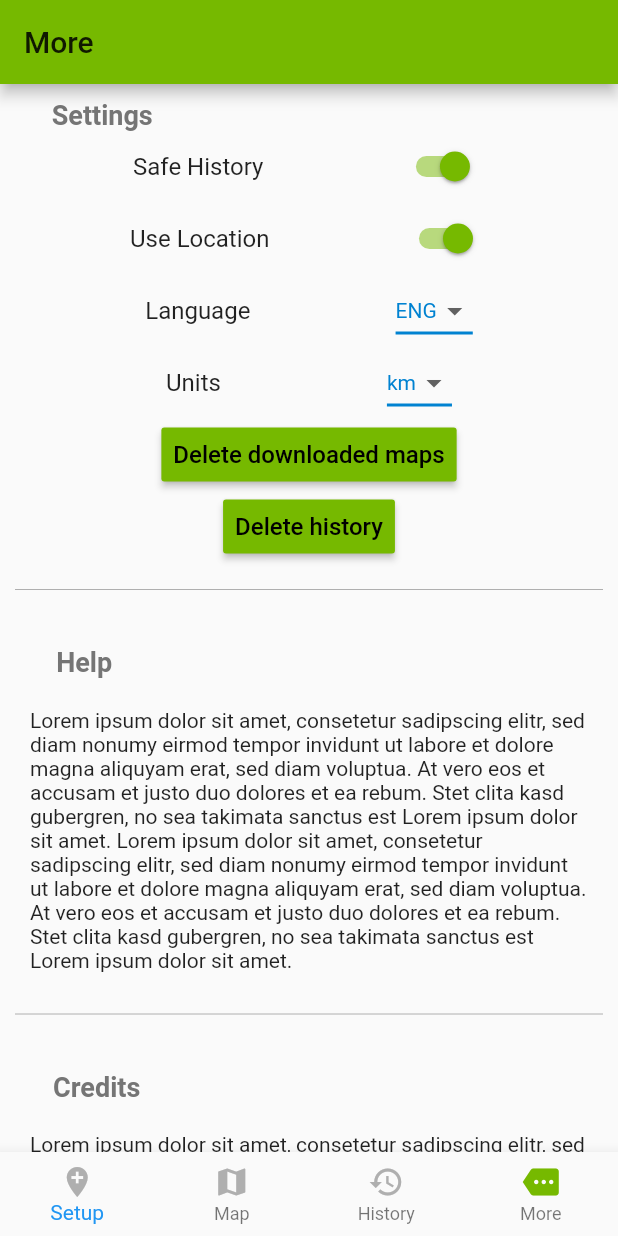
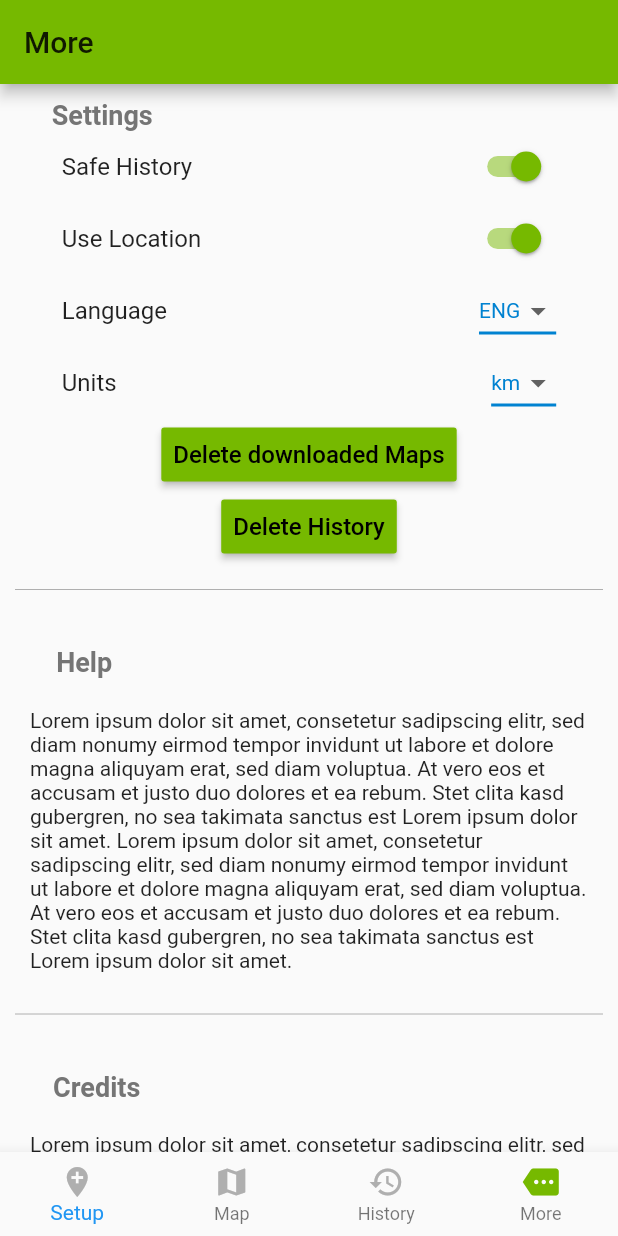
Before and after one commit to LB31/HikingForNerds, a Flutter app: the screen it shows after launch, item 4 of the bottom bar chosen, on a phone screen of 412 x 824 dp. Run offline on Flutter 3.47's test engine with Material 2 defaults, Android fonts, the phone set to English and light mode, and no system bars; our stand-ins replace charts_flutter, flushbar, location, outline_material_icons, shared_preferences; missing offline and left inert: esys_flutter_share, flutter_absolute_path, geocoder, geojson, geopoint, gpx and 3 more.

Commit message:
finish localization, start forcing bottom navigation to update on language change

```diff
--- a/lib/navigation/bottom_navigation.dart
+++ b/lib/navigation/bottom_navigation.dart
@@ -1,13 +1,18 @@
 import 'package:flutter/material.dart';
+import 'package:hiking4nerds/services/localization_service.dart';
 import 'package:hiking4nerds/styles.dart';
 
 enum AppSegment { setup, map, history, more }
 
-final Map<AppSegment, String> segmentNames = {
-  AppSegment.setup: 'Setup',
-  AppSegment.map: 'Map',
-  AppSegment.history: 'History',
-  AppSegment.more: 'More',
+Map<AppSegment, String> segmentNames = {
+  AppSegment.setup: LocalizationService()
+      .getLocalization(english: "Setup", german: "Einrichtung"),
+  AppSegment.map:
+      LocalizationService().getLocalization(english: "Map", german: "Karte"),
+  AppSegment.history: LocalizationService()
+      .getLocalization(english: "History", german: "Verlauf"),
+  AppSegment.more:
+      LocalizationService().getLocalization(english: "More", german: "Mehr"),
 };
 
 final Map<AppSegment, IconData> segmentIcons = {
@@ -17,11 +22,16 @@ final Map<AppSegment, IconData> segmentIcons = {
   AppSegment.more: Icons.more,
 };
 
-class BottomNavigation extends StatelessWidget {
+class BottomNavigation extends StatefulWidget {
   BottomNavigation({this.currentSegment, this.onSelectSegment});
   final AppSegment currentSegment;
   final ValueChanged<AppSegment> onSelectSegment;
 
+  @override
+  _BottomNavigation createState() => _BottomNavigation();
+}
+
+class _BottomNavigation extends State<BottomNavigation> {
   @override
   Widget build(BuildContext context) {
     return BottomNavigationBar(
@@ -32,7 +42,7 @@ class BottomNavigation extends StatelessWidget {
         _buildItem(selectedSegment: AppSegment.history),
         _buildItem(selectedSegment: AppSegment.more),
       ],
-      onTap: (index) => onSelectSegment(
+      onTap: (index) => widget.onSelectSegment(
         AppSegment.values[index],
       ),
     );
@@ -43,12 +53,12 @@ class BottomNavigation extends StatelessWidget {
     return BottomNavigationBarItem(
       icon: Icon(
         segmentIcons[selectedSegment],
-        color: currentSegment == selectedSegment ? htwGreen : htwGrey,
+        color: widget.currentSegment == selectedSegment ? htwGreen : htwGrey,
       ),
       title: Text(
         text,
         style: TextStyle(
-          color: currentSegment == selectedSegment ? htwGreen : htwGrey,
+          color: widget.currentSegment == selectedSegment ? htwGreen : htwGrey,
         ),
       ),
     );
--- a/lib/pages/more/more.dart
+++ b/lib/pages/more/more.dart
@@ -1,6 +1,7 @@
 import 'package:flutter/material.dart';
 import 'package:hiking4nerds/pages/more/settings.dart';
 import 'package:hiking4nerds/pages/setup/route_preferences.dart';
+import 'package:hiking4nerds/services/localization_service.dart';
 import 'package:hiking4nerds/styles.dart';
 
 import 'credits.dart';
@@ -24,11 +25,9 @@ class MorePage extends StatefulWidget {
 
 Container decorateContent(String title, Widget widget) {
   return Container(
-    decoration: BoxDecoration(
-    ),
     child: Column(
       children: <Widget>[
-        SizedBox(height: 10),
+        makeHorizontalSpace(),
         Align(
           alignment: Alignment(-0.8, 0),
           child: Text(title, style: TextStyle(fontSize: 18, color: Colors.grey[600], fontWeight: FontWeight.bold)),
@@ -54,17 +53,17 @@ class _MorePageState extends State<MorePage> {
   Widget build(BuildContext context) {
     return Scaffold(
       appBar: AppBar(
-        title: Text('More'),
+        title: Text(LocalizationService().getLocalization(english: "More", german: "Mehr")),
       ),
       body: Center(
         child: ListView(
           //padding: const EdgeInsets.all(12),
           children: <Widget>[
-          decorateContent("Settings", SettingsPage()),
+          decorateContent(LocalizationService().getLocalization(english: "Settings", german: "Einstellungen"), SettingsPage()),
           makeHorizontalSpace(),
-          decorateContent("Help", HelpPage()),
+          decorateContent(LocalizationService().getLocalization(english: "Help", german: "Hilfe"), HelpPage()),
           makeHorizontalSpace(),
-          decorateContent("Credits", CreditsPage()),
+          decorateContent(LocalizationService().getLocalization(english: "Credits", german: "Über"), CreditsPage()), // how would you translate credits?
           makeHorizontalSpace(),
         ]),
       ),
--- a/lib/pages/more/settings.dart
+++ b/lib/pages/more/settings.dart
@@ -1,6 +1,7 @@
 import 'package:flutter/cupertino.dart';
 import 'package:flutter/material.dart';
 import 'package:hiking4nerds/services/global_settings.dart';
+import 'package:hiking4nerds/services/localization_service.dart';
 import 'package:shared_preferences/shared_preferences.dart';
 import 'package:hiking4nerds/styles.dart';
 
@@ -14,7 +15,7 @@ class _SettingsPageState extends State<SettingsPage> {
 
   // Design, TODO: outsource to styles.dart
   TextStyle textStyle = TextStyle(fontSize: 16);
-  MainAxisAlignment axisAlignment = MainAxisAlignment.spaceEvenly;
+  MainAxisAlignment axisAlignment = MainAxisAlignment.spaceBetween;
   double spaceBetweenRows = 10;
 
   saveSettings() async {
@@ -50,13 +51,13 @@ class _SettingsPageState extends State<SettingsPage> {
       title: createHeading(message),
       actions: [
         FlatButton(
-            child: Text("Yes"),
+            child: Text(LocalizationService().getLocalization(english: "Yes", german: "Ja")),
             onPressed: () {
               Navigator.of(context).pop();
               onConfirmation();
             }),
         FlatButton(
-            child: Text("No"),
+            child: Text(LocalizationService().getLocalization(english: "No", german: "Nein")),
             onPressed: () {
               Navigator.of(context).pop();
             }),
@@ -67,13 +68,15 @@ class _SettingsPageState extends State<SettingsPage> {
 
   @override
   Widget build(BuildContext context) {
-    return Column(
+    return SizedBox(
+      width: MediaQuery.of(context).size.width * 0.8,
+      child: Column(
       children: <Widget>[
         // Safe History
         Row(
           mainAxisAlignment: axisAlignment,
           children: <Widget>[
-            createHeading("Safe History"),
+            createHeading(LocalizationService().getLocalization(english: "Safe History", german: "Verlauf speichern")),
             Switch(
               value: gs.safeHistory,
               onChanged: (bool value) {
@@ -91,7 +94,7 @@ class _SettingsPageState extends State<SettingsPage> {
         Row(
           mainAxisAlignment: axisAlignment,
           children: <Widget>[
-            createHeading("Use Location"),
+            createHeading(LocalizationService().getLocalization(english: "Use Location", german: "Standort verwenden")),
             Switch(
               value: gs.useLocation,
               onChanged: (bool value) {
@@ -109,7 +112,7 @@ class _SettingsPageState extends State<SettingsPage> {
         Row(
           mainAxisAlignment: axisAlignment,
           children: <Widget>[
-            createHeading("Language"),
+            createHeading(LocalizationService().getLocalization(english: "Language", german: "Sprache")),
             DropdownButton<String>(
               value: gs.selectedLanguage,
               icon: Icon(Icons.arrow_drop_down),
@@ -134,7 +137,7 @@ class _SettingsPageState extends State<SettingsPage> {
         Row(
           mainAxisAlignment: axisAlignment,
           children: <Widget>[
-            createHeading("Units"),
+            createHeading(LocalizationService().getLocalization(english: "Units", german: "Einheiten")),
             DropdownButton<String>(
               value: gs.selectedUnit,
               icon: Icon(Icons.arrow_drop_down),
@@ -166,12 +169,12 @@ class _SettingsPageState extends State<SettingsPage> {
               context: context,
               builder: (BuildContext context) => pupUpDialog(
                 context,
-                "Are you sure you want to delete your downloaded maps?",
+                LocalizationService().getLocalization(english: "Are you sure you want to delete your downloaded maps?", german: "Wollen Sie die heruntergeladenen Karten wirklich löschen?"),
                 (){}, // TODO call function to delete downloaded maps
               ),
             );
           },
-          child: createHeading("Delete downloaded maps"),
+          child: createHeading(LocalizationService().getLocalization(english: "Delete downloaded Maps", german: "Heruntergeladene Karten löschen")),
         ),
         // Delete history
         RaisedButton(
@@ -184,12 +187,12 @@ class _SettingsPageState extends State<SettingsPage> {
               context: context,
               builder: (BuildContext context) => pupUpDialog(
                 context,
-                "Are you sure you want to delete your history?",
+                LocalizationService().getLocalization(english: "Are you sure you want to delete your history?", german: "Wollen Sie wirklich Ihren Verlauf löschen?"),
                 (){}, // TODO call function to delete history
               ),
             );
           },
-          child: createHeading("Delete history"),
+          child: createHeading(LocalizationService().getLocalization(english: "Delete History", german: "Verlauf löschen")),
         ),
         // Space
         SizedBox(height: spaceBetweenRows),
@@ -214,6 +217,8 @@ class _SettingsPageState extends State<SettingsPage> {
         //   ],
         // ),
       ],
+    ),
     );
+
   }
 }
```
Also changed, not shown: lib/pages/setup/location_selection.dart (+4 -3 lines), lib/pages/setup/route_list.dart (+6 -5 lines), lib/pages/setup/route_preferences.dart (+7 -6 lines).
